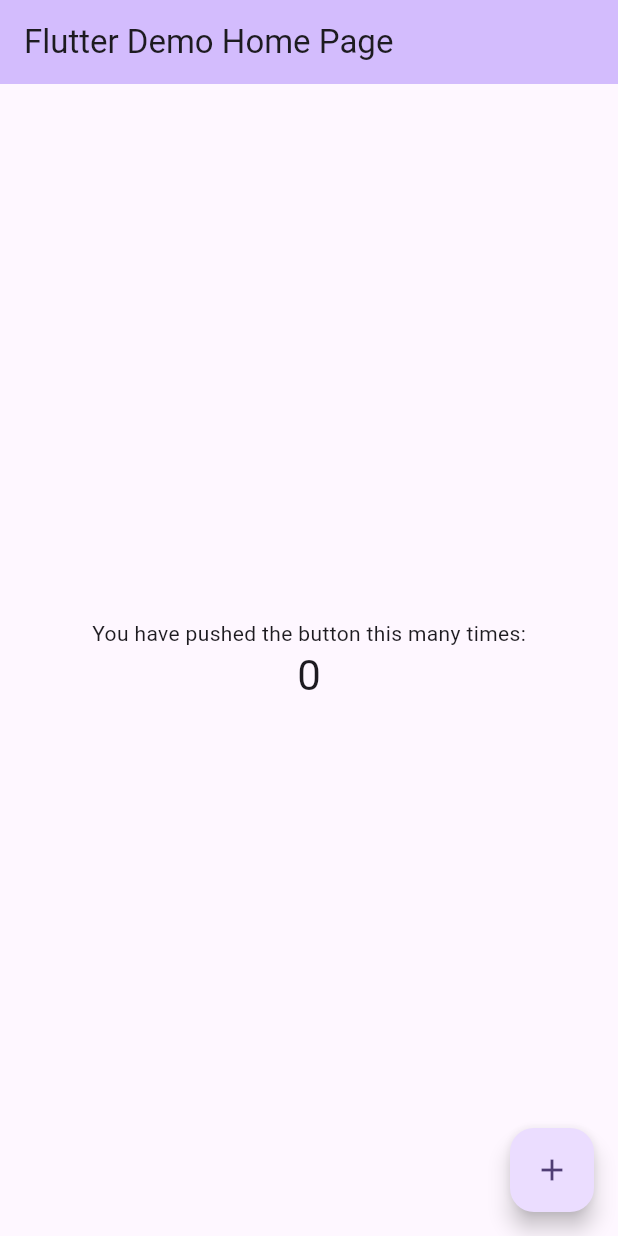
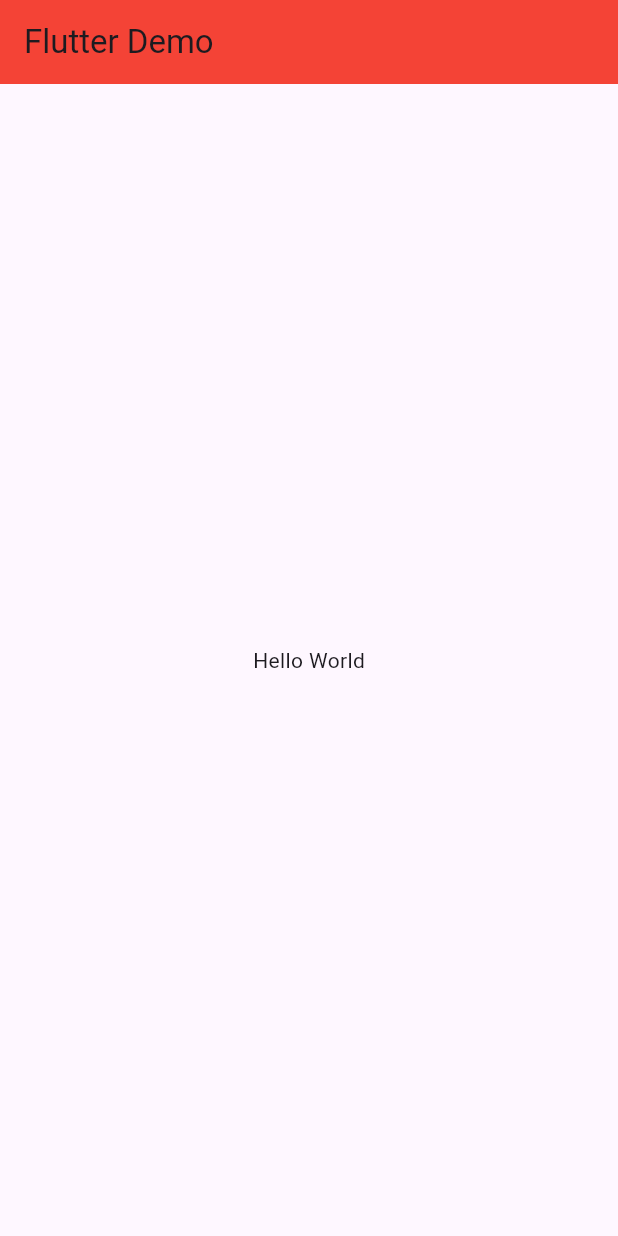
Before and after one commit to tomatoM4to/Flutter-Beginner, a Flutter app: the screen it shows after launch, on a phone screen of 412 x 824 dp. Run offline on Flutter 3.47's test engine with Material 3 defaults, Android fonts, the phone set to English and light mode, and no system bars.

Commit message:
Hello World

```diff
--- a/lib/main.dart
+++ b/lib/main.dart
@@ -1,122 +1,24 @@
 import 'package:flutter/material.dart';
 
 void main() {
-  runApp(const MyApp());
+  	runApp(const App());
 }
 
-class MyApp extends StatelessWidget {
-  const MyApp({super.key});
-
-  // This widget is the root of your application.
+class App extends StatelessWidget {
+  	const App({super.key});
   	@override
   	Widget build(BuildContext context) {
     	return MaterialApp(
-      title: 'Flutter Demo',
-      theme: ThemeData(
-        // This is the theme of your application.
-        //
-        // TRY THIS: Try running your application with "flutter run". You'll see
-        // the application has a purple toolbar. Then, without quitting the app,
-        // try changing the seedColor in the colorScheme below to Colors.green
-        // and then invoke "hot reload" (save your changes or press the "hot
-        // reload" button in a Flutter-supported IDE, or press "r" if you used
-        // the command line to start the app).
-        //
-        // Notice that the counter didn't reset back to zero; the application
-        // state is not lost during the reload. To reset the state, use hot
-        // restart instead.
-        //
-        // This works for code too, not just values: Most code changes can be
-        // tested with just a hot reload.
-        colorScheme: ColorScheme.fromSeed(seedColor: Colors.deepPurple),
+	  		home: Scaffold(
+				appBar: AppBar(
+					backgroundColor: Colors.red,
+					centerTitle: false,
+					title: const Text('Flutter Demo'),
 				),
-      home: const MyHomePage(title: 'Flutter Demo Home Page'),
+				body: const Center(
+					child: Text('Hello World'),
+				),
+			),
 		);
   	}
 }
-
-class MyHomePage extends StatefulWidget {
-  const MyHomePage({super.key, required this.title});
-
-  // This widget is the home page of your application. It is stateful, meaning
-  // that it has a State object (defined below) that contains fields that affect
-  // how it looks.
-
-  // This class is the configuration for the state. It holds the values (in this
-  // case the title) provided by the parent (in this case the App widget) and
-  // used by the build method of the State. Fields in a Widget subclass are
-  // always marked "final".
-
-  final String title;
-
-  @override
-  State<MyHomePage> createState() => _MyHomePageState();
-}
-
-class _MyHomePageState extends State<MyHomePage> {
-  int _counter = 0;
-
-  void _incrementCounter() {
-    setState(() {
-      // This call to setState tells the Flutter framework that something has
-      // changed in this State, which causes it to rerun the build method below
-      // so that the display can reflect the updated values. If we changed
-      // _counter without calling setState(), then the build method would not be
-      // called again, and so nothing would appear to happen.
-      _counter++;
-    });
-  }
-
-  @override
-  Widget build(BuildContext context) {
-    // This method is rerun every time setState is called, for instance as done
-    // by the _incrementCounter method above.
-    //
-    // The Flutter framework has been optimized to make rerunning build methods
-    // fast, so that you can just rebuild anything that needs updating rather
-    // than having to individually change instances of widgets.
-    return Scaffold(
-      appBar: AppBar(
-        // TRY THIS: Try changing the color here to a specific color (to
-        // Colors.amber, perhaps?) and trigger a hot reload to see the AppBar
-        // change color while the other colors stay the same.
-        backgroundColor: Theme.of(context).colorScheme.inversePrimary,
-        // Here we take the value from the MyHomePage object that was created by
-        // the App.build method, and use it to set our appbar title.
-        title: Text(widget.title),
-      ),
-      body: Center(
-        // Center is a layout widget. It takes a single child and positions it
-        // in the middle of the parent.
-        child: Column(
-          // Column is also a layout widget. It takes a list of children and
-          // arranges them vertically. By default, it sizes itself to fit its
-          // children horizontally, and tries to be as tall as its parent.
-          //
-          // Column has various properties to control how it sizes itself and
-          // how it positions its children. Here we use mainAxisAlignment to
-          // center the children vertically; the main axis here is the vertical
-          // axis because Columns are vertical (the cross axis would be
-          // horizontal).
-          //
-          // TRY THIS: Invoke "debug painting" (choose the "Toggle Debug Paint"
-          // action in the IDE, or press "p" in the console), to see the
-          // wireframe for each widget.
-          mainAxisAlignment: MainAxisAlignment.center,
-          children: <Widget>[
-            const Text('You have pushed the button this many times:'),
-            Text(
-              '$_counter',
-              style: Theme.of(context).textTheme.headlineMedium,
-            ),
-          ],
-        ),
-      ),
-      floatingActionButton: FloatingActionButton(
-        onPressed: _incrementCounter,
-        tooltip: 'Increment',
-        child: const Icon(Icons.add),
-      ), // This trailing comma makes auto-formatting nicer for build methods.
-    );
-  }
-}
```
Lines whose indentation alone changed are shown as unchanged.
